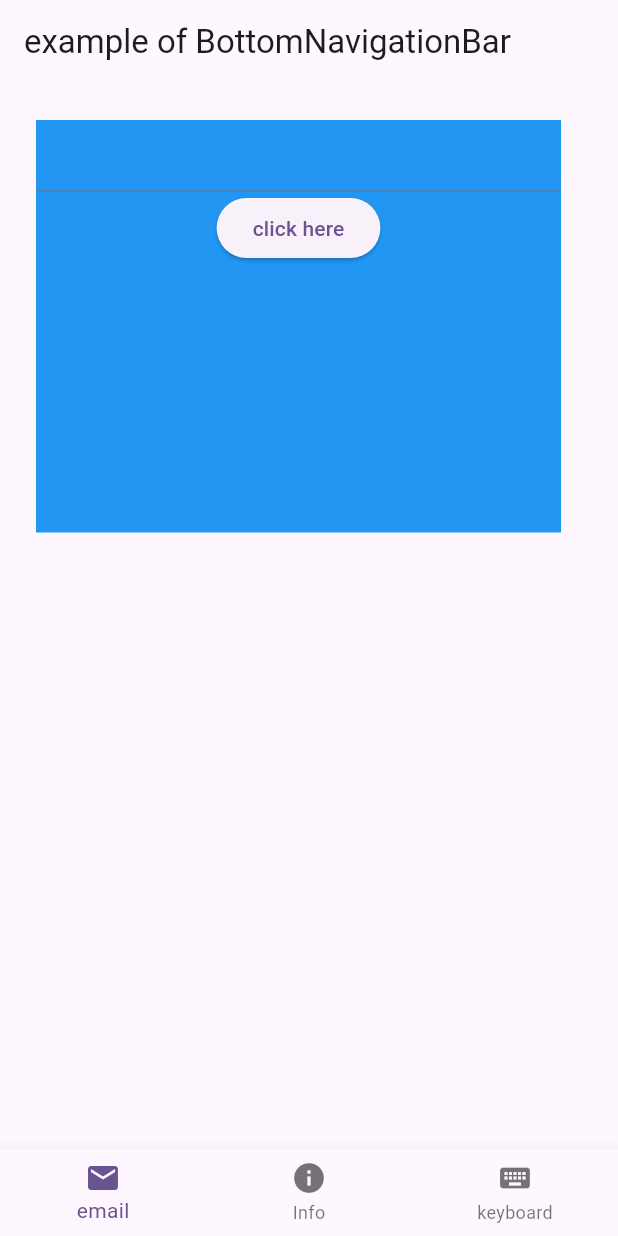
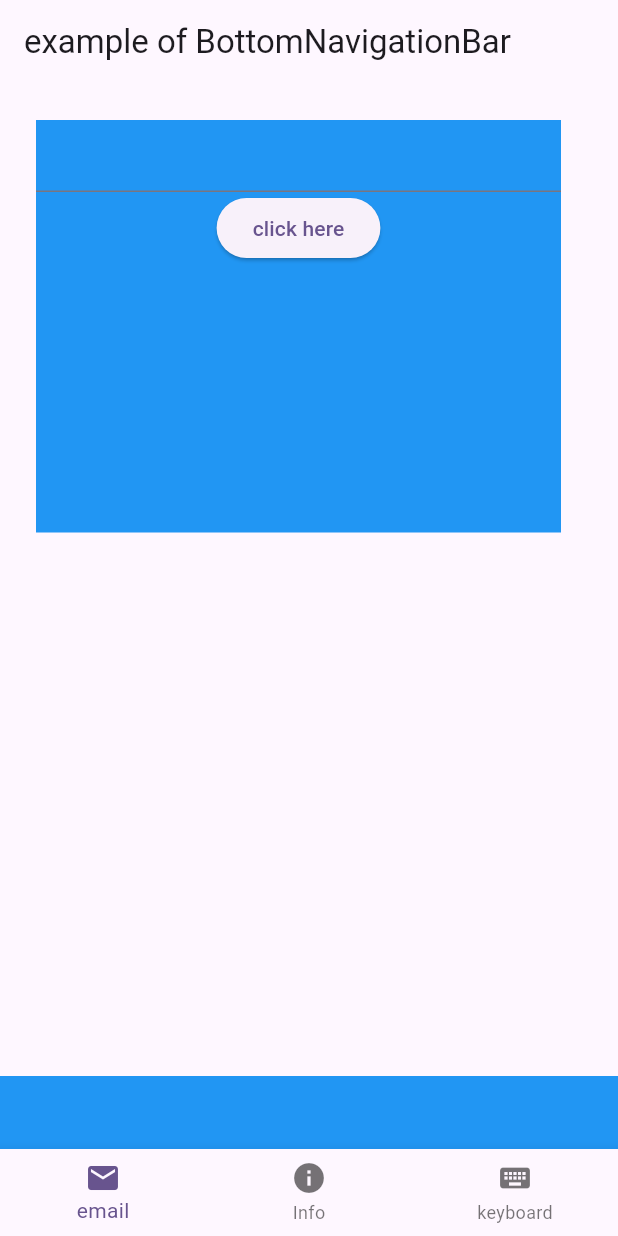
Before and after one commit to UniteacherDrRaed/exmple_BottomNavigationBar, a Flutter app: the screen it shows after launch, after a tap on "click here", on a phone screen of 412 x 824 dp. Run offline on Flutter 3.47's test engine with Material 2 defaults, Android fonts, the light colour scheme and no system bars.

Commit message:
adding container

```diff
--- a/lib/bodycontent.dart
+++ b/lib/bodycontent.dart
@@ -19,11 +19,13 @@ Widget getWidget(BuildContext context,int i){
          ),
          ElevatedButton(onPressed: ()
          {
-          _contextOfText=t1.text;
+          ScaffoldMessenger.of(context)
+          .showSnackBar(SnackBar(
+            content: Text(t1.text),
+          backgroundColor: Colors.blue,));
          },
-         child: Text("click here"))
-         ,
-         Text(t1.text)]
+         child: const Text("click here"))
+        ]
        ),
        );
 
@@ -33,13 +35,47 @@ Widget getWidget(BuildContext context,int i){
    return Container(
     margin:const EdgeInsets.all(24),
     color: Colors.yellow,
-    height: 275,);
+    height: 275,
+    child:Column(
+         children:[ TextField(
+
+          controller: t2,
+
+         ),
+         ElevatedButton(onPressed: ()
+         {
+          ScaffoldMessenger.of(context)
+          .showSnackBar(SnackBar(
+            content: Text(t2.text),
+          backgroundColor: Colors.yellow,));
+         },
+         child: const Text("click here"))
+        ]
+       ),
+      );
  }
 
 else{
   return Container(
     margin:const EdgeInsets.all(24),
     color: Colors.green,
-    height: 275,);
+    height: 275,
+    child:Column(
+         children:[ TextField(
+
+          controller: t3,
+
+         ),
+         ElevatedButton(onPressed: ()
+         {
+          ScaffoldMessenger.of(context)
+          .showSnackBar(SnackBar(
+            content: Text(t3.text),
+          backgroundColor: Colors.green,));
+         },
+         child: const Text("click here"))
+        ]
+       ),
+      );
 }
 }
```
